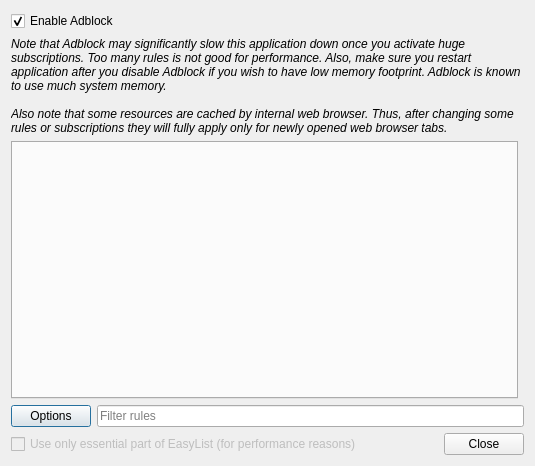
First picture: the form in src/network-web/adblock/adblockdialog.ui, repository martinrotter/rssguard, before the edit.
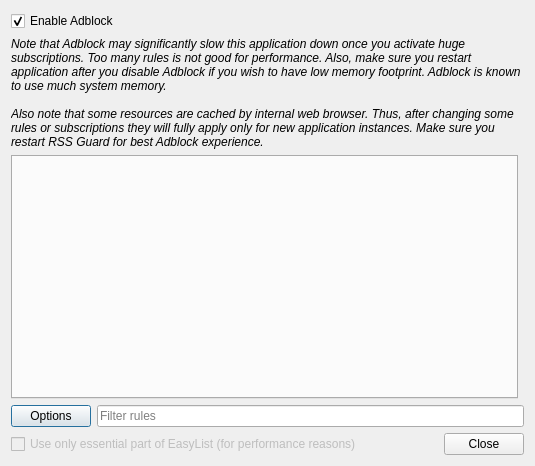
Second picture: the form after the edit.

Diff of the .ui file:
```diff
--- a/src/network-web/adblock/adblockdialog.ui
+++ b/src/network-web/adblock/adblockdialog.ui
@@ -34,7 +34,7 @@
      <property name="text">
       <string>Note that Adblock may significantly slow this application down once you activate huge subscriptions. Too many rules is not good for performance. Also, make sure you restart application after you disable Adblock if you wish to have low memory footprint. Adblock is known to use much system memory.
 
-Also note that some resources are cached by internal web browser. Thus, after changing some rules or subscriptions they will fully apply only for newly opened web browser tabs.</string>
+Also note that some resources are cached by internal web browser. Thus, after changing some rules or subscriptions they will fully apply only for new application instances. Make sure you restart RSS Guard for best Adblock experience.</string>
      </property>
      <property name="wordWrap">
       <bool>true</bool>
```
